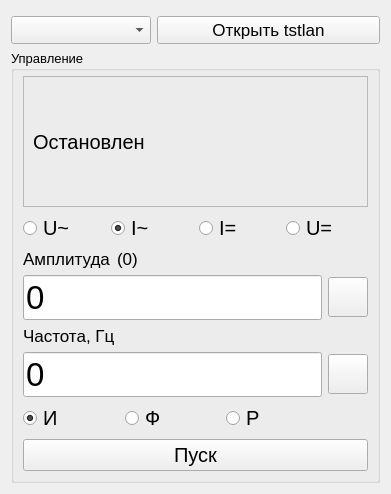
Before: the Qt Designer form ui/source_mode_form.ui in irsural/clb_autocheck, drawn with Qt 5.
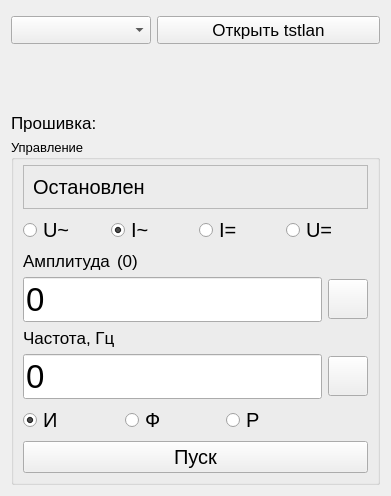
After: the same form once the commit is applied. Icons and pictures are not drawn. Custom widgets are drawn as their Qt base class.

Diff of the .ui file:
```diff
--- a/ui/source_mode_form.ui
+++ b/ui/source_mode_form.ui
@@ -7,7 +7,7 @@
     <x>0</x>
     <y>0</y>
     <width>391</width>
-    <height>494</height>
+    <height>496</height>
    </rect>
   </property>
   <property name="windowTitle">
@@ -54,6 +54,52 @@
      </item>
     </layout>
    </item>
+   <item>
+    <layout class="QHBoxLayout" name="horizontalLayout_4">
+     <item>
+      <widget class="QLabel" name="label_7">
+       <property name="sizePolicy">
+        <sizepolicy hsizetype="Fixed" vsizetype="Preferred">
+         <horstretch>0</horstretch>
+         <verstretch>0</verstretch>
+        </sizepolicy>
+       </property>
+       <property name="font">
+        <font>
+         <pointsize>13</pointsize>
+        </font>
+       </property>
+       <property name="text">
+        <string>Прошивка:</string>
+       </property>
+       <property name="alignment">
+        <set>Qt::AlignBottom|Qt::AlignLeading|Qt::AlignLeft</set>
+       </property>
+      </widget>
+     </item>
+     <item>
+      <widget class="QLabel" name="firmware_info_label">
+       <property name="sizePolicy">
+        <sizepolicy hsizetype="Expanding" vsizetype="Preferred">
+         <horstretch>0</horstretch>
+         <verstretch>0</verstretch>
+        </sizepolicy>
+       </property>
+       <property name="font">
+        <font>
+         <pointsize>13</pointsize>
+        </font>
+       </property>
+       <property name="text">
+        <string/>
+       </property>
+       <property name="alignment">
+        <set>Qt::AlignBottom|Qt::AlignLeading|Qt::AlignLeft</set>
+       </property>
+      </widget>
+     </item>
+    </layout>
+   </item>
    <item>
     <widget class="QGroupBox" name="control_box">
      <property name="font">
```
